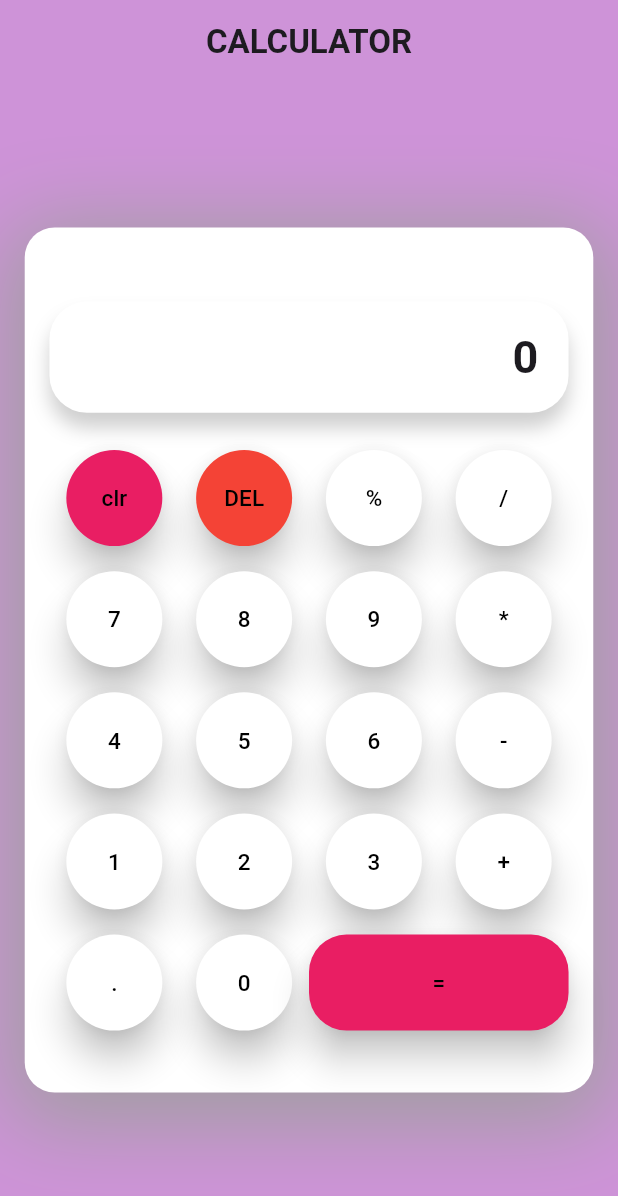
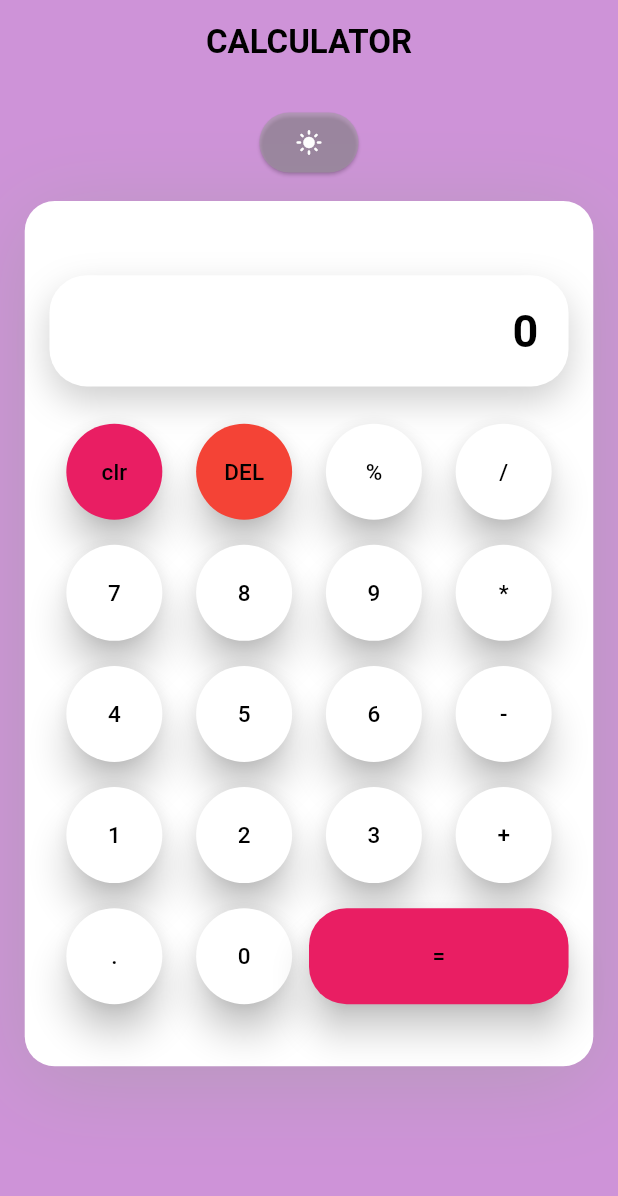
Before and after one commit to Rodrigue-k/my_portfolio, a Flutter app: the screen it shows after launch, on a phone screen of 412 x 824 dp. Shown: the top 1196 px of the screen. Run offline on Flutter 3.47's test engine with Material 3 defaults, Android fonts, the phone set to English and light mode, and no system bars; our stand-ins replace flutter_riverpod, math_expressions.

Commit message:
add ligth and dark mode functionality
Ajout du bouton , Utilisation de Riverpod pour la gestion de l'état

```diff
--- a/lib/calculator/calculator_page.dart
+++ b/lib/calculator/calculator_page.dart
@@ -1,16 +1,19 @@
 import 'package:flutter/foundation.dart';
 import 'package:flutter/material.dart';
+import 'package:flutter_riverpod/flutter_riverpod.dart';
 import 'package:math_expressions/math_expressions.dart';
 
-class CalculatorPage extends StatefulWidget {
+class CalculatorPage extends ConsumerStatefulWidget {
   const CalculatorPage({super.key});
 
   @override
-  State<CalculatorPage> createState() => _CalculatorPageState();
+  ConsumerState<CalculatorPage> createState() => _CalculatorPageState();
 }
 
-class _CalculatorPageState extends State<CalculatorPage> {
-  final List<String> buttomTexts = [];
+final activeModeProvider = StateProvider<bool>((ref) => false);
+
+class _CalculatorPageState extends ConsumerState<CalculatorPage> {
+  final List<String> buttonTexts = [];
 
   String result = "";
 
@@ -19,8 +22,10 @@ class _CalculatorPageState extends State<CalculatorPage> {
     final screemHeight = MediaQuery.of(context).size.height;
     final screemWidth = MediaQuery.of(context).size.width;
 
+    final isActive = ref.watch(activeModeProvider);
+
     return Scaffold(
-      backgroundColor: Colors.purple[200],
+      backgroundColor: Theme.of(context).colorScheme.surface,
       appBar: AppBar(
         automaticallyImplyLeading: false,
         backgroundColor: Colors.transparent,
@@ -32,7 +37,21 @@ class _CalculatorPageState extends State<CalculatorPage> {
           ),
         ),
       ),
-      body: Center(
+      body: Column(
+        children: [
+          Padding(
+            padding: const EdgeInsets.all(15),
+            child: ElevatedButton(
+              onPressed: () => ref.read(activeModeProvider.notifier).state = !isActive,
+                  style: ElevatedButton.styleFrom(
+                    backgroundColor: Theme.of(context).colorScheme.tertiary
+                  ),
+              child: isActive
+                  ? const Icon(Icons.dark_mode)
+                  : const Icon(Icons.light_mode, ),
+            ),
+          ),
+          Center(
             child: Container(
               padding: EdgeInsets.only(
                   top: screemHeight * 0.060,
@@ -40,14 +59,14 @@ class _CalculatorPageState extends State<CalculatorPage> {
                   right: screemHeight * 0.020),
               margin: EdgeInsets.symmetric(horizontal: screemHeight * 0.020),
               decoration: BoxDecoration(
-              color: Colors.white,
+                  color: Theme.of(context).colorScheme.primary,
                   borderRadius: BorderRadius.circular(20),
-              boxShadow: const [
+                  boxShadow: [
                     BoxShadow(
-                    offset: Offset(0, 10),
-                    color: Colors.grey,
+                      offset: const Offset(0, 10),
+                      color: Theme.of(context).colorScheme.tertiary,
                       blurRadius: 50,
-                    spreadRadius: 10)
+                    )
                   ]),
               //color: Colors.purple[50],
               height: screemHeight * 0.7,
@@ -56,13 +75,13 @@ class _CalculatorPageState extends State<CalculatorPage> {
                   Container(
                     padding: const EdgeInsets.symmetric(horizontal: 20),
                     decoration: BoxDecoration(
-                  color: Colors.white,
+                      color: Theme.of(context).colorScheme.secondary,
                       borderRadius: BorderRadius.circular(25),
                       boxShadow: [
                         BoxShadow(
                           offset: const Offset(0, 10),
-                      color: Colors.grey.withOpacity(0.5),
-                      blurRadius: 10,
+                          color: Theme.of(context).colorScheme.tertiary,
+                          blurRadius: 20,
                         )
                       ],
                     ),
@@ -122,6 +141,8 @@ class _CalculatorPageState extends State<CalculatorPage> {
               ),
             ),
           ),
+        ],
+      ),
     );
   }
 
@@ -150,7 +171,7 @@ class _CalculatorPageState extends State<CalculatorPage> {
                 ? Colors.red
                 : text == "clr"
                     ? Colors.pink
-                    : Colors.white,
+                    : Theme.of(context).colorScheme.secondary,
         minimumSize: const Size(64, 64),
         padding: const EdgeInsets.all(0.2),
         shape: text == "="
--- /dev/null
+++ b/lib/calculator/theme/calculator_dark_theme.dart
@@ -0,0 +1,13 @@
+
+
+import 'package:flutter/material.dart';
+
+ThemeData calculatorDarkTheme = ThemeData(
+  brightness: Brightness.dark,
+  colorScheme: ColorScheme.dark(
+    surface: Colors.black,
+    primary: Colors.grey[900]!,
+    secondary: Colors.grey[800]!
+  )
+
+);
--- /dev/null
+++ b/lib/calculator/theme/calculator_light_theme.dart
@@ -0,0 +1,14 @@
+
+import 'package:flutter/material.dart';
+
+ThemeData calculatorLightTheme = ThemeData(
+  brightness: Brightness.light,
+  colorScheme: ColorScheme.light(
+    surface: Colors.purple[200]!,
+    primary: Colors.white,
+    secondary: Colors.white,
+    tertiary: Colors.grey.withOpacity(0.5),
+
+
+  )
+);
--- a/lib/main.dart
+++ b/lib/main.dart
@@ -1,22 +1,27 @@
 import 'package:flutter/material.dart';
+import 'package:flutter_riverpod/flutter_riverpod.dart';
 import 'package:my_portfolio/calculator/calculator_page.dart';
+import 'package:my_portfolio/calculator/theme/calculator_dark_theme.dart';
+import 'package:my_portfolio/calculator/theme/calculator_light_theme.dart';
 import 'package:my_portfolio/home/home_page.dart';
 
 void main() {
-  runApp(const MyApp());
+  runApp(const ProviderScope(child: MyApp()));
 }
 
-class MyApp extends StatelessWidget {
+class MyApp extends ConsumerWidget {
   const MyApp({super.key});
 
   @override
-  Widget build(BuildContext context) {
+  Widget build(BuildContext context, WidgetRef ref) {
+    final isActive = ref.watch(activeModeProvider);
     return MaterialApp(
       debugShowCheckedModeBanner: false,
+      theme: isActive ? calculatorDarkTheme : calculatorLightTheme,
       title: 'My Portfolio',
       initialRoute: '/calculator',
       routes: {
-        '/': (context) => const HomePage(),
+        //'/': (context) => const HomePage(),
         '/calculator': (context) => const CalculatorPage(),
       },
     );
--- a/pubspec.yaml
+++ b/pubspec.yaml
@@ -36,6 +36,7 @@ dependencies:
   # Use with the CupertinoIcons class for iOS style icons.
   cupertino_icons: ^1.0.8
   math_expressions: ^2.6.0
+  flutter_riverpod: ^2.6.1
 
 dev_dependencies:
   flutter_test:
```
Also changed, not shown: pubspec.lock. Lines whose indentation alone changed are shown as unchanged.
